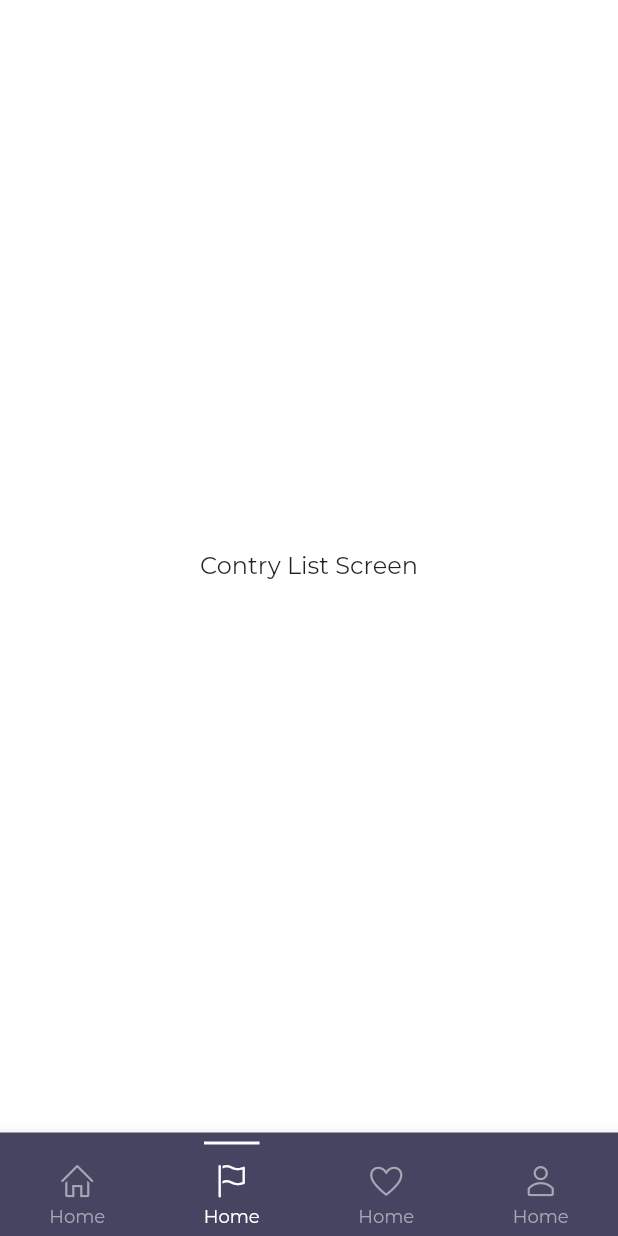
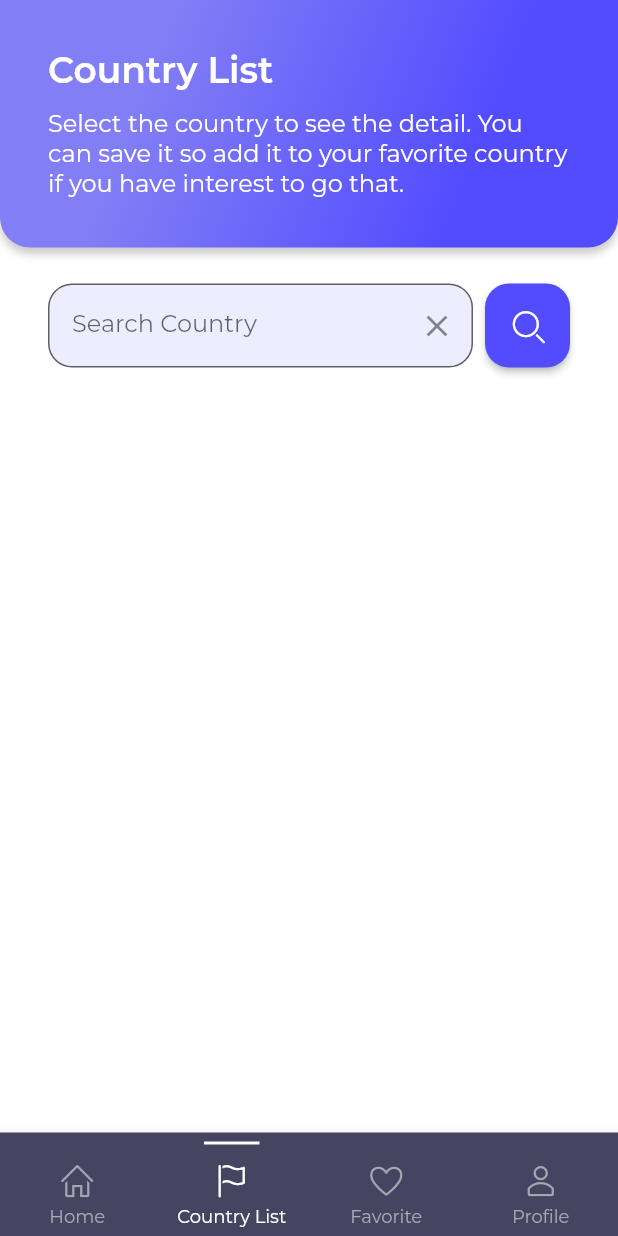
Before and after one commit to mmukramm/solo_trip_app, a Flutter app: the screen it shows after launch, item 2 of the bottom bar chosen, on a phone screen of 412 x 824 dp. Run offline on Flutter 3.47's test engine with Material 2 defaults, Android fonts, the phone set to English and light mode, and no system bars; our stand-ins replace flutter_svg.

Commit message:
feat: build country list ui

```diff
--- a/lib/presentation/ui/country_list_screen.dart
+++ b/lib/presentation/ui/country_list_screen.dart
@@ -1,14 +1,132 @@
+// ignore_for_file: prefer_const_literals_to_create_immutables
+
 import 'package:flutter/material.dart';
 import 'package:flutter/src/widgets/framework.dart';
 import 'package:flutter/src/widgets/placeholder.dart';
+import 'package:flutter_svg/flutter_svg.dart';
+import 'package:solo_trip_app/common/colors_theme.dart';
+import 'package:solo_trip_app/custom_icon.dart';
+import 'package:solo_trip_app/helpers/app_size.dart';
 
 class CountryListScreen extends StatelessWidget {
   const CountryListScreen({super.key});
 
   @override
   Widget build(BuildContext context) {
-    return const Center(
-      child: Text("Contry List Screen"),
+    return SafeArea(
+      child: Column(
+        crossAxisAlignment: CrossAxisAlignment.stretch,
+        children: [
+          Container(
+            padding: const EdgeInsets.all(32.0),
+            decoration: BoxDecoration(
+                borderRadius: const BorderRadius.vertical(
+                  bottom: Radius.circular(20.0),
+                ),
+                gradient: primaryGradient,
+                boxShadow: [
+                  BoxShadow(
+                    color: Colors.black.withOpacity(.2),
+                    blurRadius: 4,
+                    offset: const Offset(0, 4),
+                  ),
+                ]),
+            child: Column(
+              crossAxisAlignment: CrossAxisAlignment.start,
+              children: [
+                Text(
+                  "Country List",
+                  style: Theme.of(context).textTheme.displayMedium!.copyWith(
+                        color: primaryLightBackgroundColor,
+                      ),
+                ),
+                const SizedBox(
+                  height: 12,
+                ),
+                Text(
+                  "Select the country to see the detail. You can save it so add it to your favorite country if you have interest to go that.",
+                  style: Theme.of(context).textTheme.bodyMedium!.copyWith(
+                        color: primaryLightBackgroundColor,
+                      ),
+                ),
+              ],
+            ),
+          ),
+          const SizedBox(
+            height: 24.0,
+          ),
+          const Padding(
+            padding: EdgeInsets.symmetric(horizontal: 32.0),
+            child: CustomTextField(),
+          ),
+        ],
+      ),
     );
   }
 }
+
+class CustomTextField extends StatefulWidget {
+  const CustomTextField({super.key});
+
+  @override
+  State<CustomTextField> createState() => _CustomTextFieldState();
+}
+
+class _CustomTextFieldState extends State<CustomTextField> {
+  final TextEditingController _searchController = TextEditingController();
+  @override
+  Widget build(BuildContext context) {
+    return Row(
+      children: [
+        Expanded(
+          flex: 5,
+          child: Container(
+            height: 56.0,
+            child: TextField(
+
+              controller: _searchController,
+              decoration: InputDecoration(
+                filled: true,
+                fillColor: secondaryLightBackgroundColor,
+                hintText: "Search Country",
+                contentPadding: const EdgeInsets.symmetric(
+                  horizontal: 16.0,
+                  vertical: 20.0,
+                ),
+                suffixIcon: IconButton(
+                  icon: const Icon(Icons.clear),
+                  onPressed: () {
+                    _searchController.clear();
+                  },
+                ),
+                border: OutlineInputBorder(
+                  borderRadius: const BorderRadius.all(
+                    Radius.circular(16.0),
+                  ),
+                ),
+              ),
+            ),
+          ),
+        ),
+        const SizedBox(
+          width: 8,
+        ),
+        Expanded(
+          flex: 1,
+          child: SizedBox(
+            height: 56.0,
+            child: ElevatedButton(
+              style: ElevatedButton.styleFrom(
+                alignment: Alignment.center,
+                shape: RoundedRectangleBorder(
+                    borderRadius: BorderRadius.circular(16.0)),
+              ),
+              onPressed: () {},
+              child: const Center(child: Icon(CustomIcon.searchLine)),
+            ),
+          ),
+        ),
+      ],
+    );
+  }
+}
--- a/lib/presentation/ui/home_screen.dart
+++ b/lib/presentation/ui/home_screen.dart
@@ -23,30 +23,35 @@ class _HomeScreenState extends State<HomeScreen> {
     {
       "countryName" : "Spain",
       "population" : 47615034,
+      "isFavorite" : false,
       "region" : "Europe",
       "backdrop_image" : "spain_backdrop.jpg"
     },
     {
       "countryName" : "New Zealand",
       "population" : 5124100,
+      "isFavorite" : false,
       "region" : "Oceania",
       "backdrop_image" : "newzealand_backdrop.jpg"
     },
     {
       "countryName" : "Portugal",
       "population" : 10379007,
+      "isFavorite" : false,
       "region" : "Europe",
       "backdrop_image" : "portugal_backdrop.jpg"
     },
     {
       "countryName" : "Australia",
       "population" : 25978935,
+      "isFavorite" : false,
       "region" : "Oceania",
       "backdrop_image" : "sydney_backdrop.jpg"
     },
     {
       "countryName" : "Ireland",
       "population" : 5086988,
+      "isFavorite" : false,
       "region" : "Europe",
       "backdrop_image" : "ireland_backdrop.jpg"
     },
@@ -56,30 +61,35 @@ class _HomeScreenState extends State<HomeScreen> {
     {
       "countryName" : "Spain",
       "population" : 47615034,
+      "isFavorite" : true,
       "region" : "Europe",
       "backdrop_image" : "spain_backdrop.jpg"
     },
     {
       "countryName" : "New Zealand",
       "population" : 5124100,
+      "isFavorite" : true,
       "region" : "Oceania",
       "backdrop_image" : "newzealand_backdrop.jpg"
     },
     {
       "countryName" : "Portugal",
       "population" : 10379007,
+      "isFavorite" : true,
       "region" : "Europe",
       "backdrop_image" : "portugal_backdrop.jpg"
     },
     {
       "countryName" : "Australia",
       "population" : 25978935,
+      "isFavorite" : true,
       "region" : "Oceania",
       "backdrop_image" : "sydney_backdrop.jpg"
     },
     {
       "countryName" : "Ireland",
       "population" : 5086988,
+      "isFavorite" : true,
       "region" : "Europe",
       "backdrop_image" : "ireland_backdrop.jpg"
     },
@@ -93,7 +103,7 @@ class _HomeScreenState extends State<HomeScreen> {
           crossAxisAlignment: CrossAxisAlignment.stretch,
           children: [
             Container(
-              padding: const EdgeInsets.only(right: 32, left: 32, top: 36),
+              padding: const EdgeInsets.all(32.0),
               height: AppSize.deviceHeight(context) * .28,
               decoration: BoxDecoration(
                   borderRadius: const BorderRadius.vertical(
@@ -134,7 +144,7 @@ class _HomeScreenState extends State<HomeScreen> {
                         ),
                         child: Row(
                           children: [
-                            Container(
+                            SizedBox(
                               height: 20,
                               child: Image.asset(
                                 "assets/images/Logo.png",
--- a/lib/presentation/ui/main_page.dart
+++ b/lib/presentation/ui/main_page.dart
@@ -88,7 +88,7 @@ class _MainPageState extends State<MainPage> {
                   ),
                 ],
               ),
-              label: "Home",
+              label: "Country List",
             ),
             BottomNavigationBarItem(
               icon: Column(
@@ -111,7 +111,7 @@ class _MainPageState extends State<MainPage> {
                   ),
                 ],
               ),
-              label: "Home",
+              label: "Favorite",
             ),
             BottomNavigationBarItem(
               icon: Column(
@@ -134,7 +134,7 @@ class _MainPageState extends State<MainPage> {
                   ),
                 ],
               ),
-              label: "Home",
+              label: "Profile",
             ),
           ]),
     );
```
